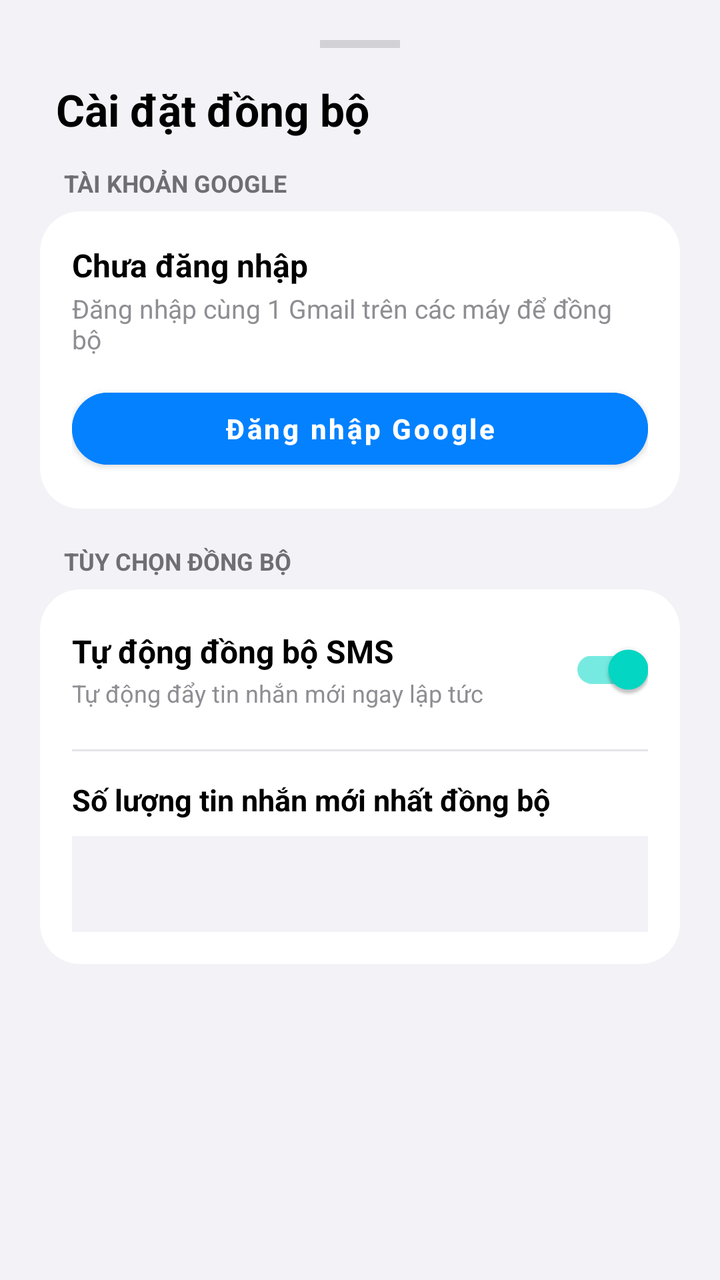
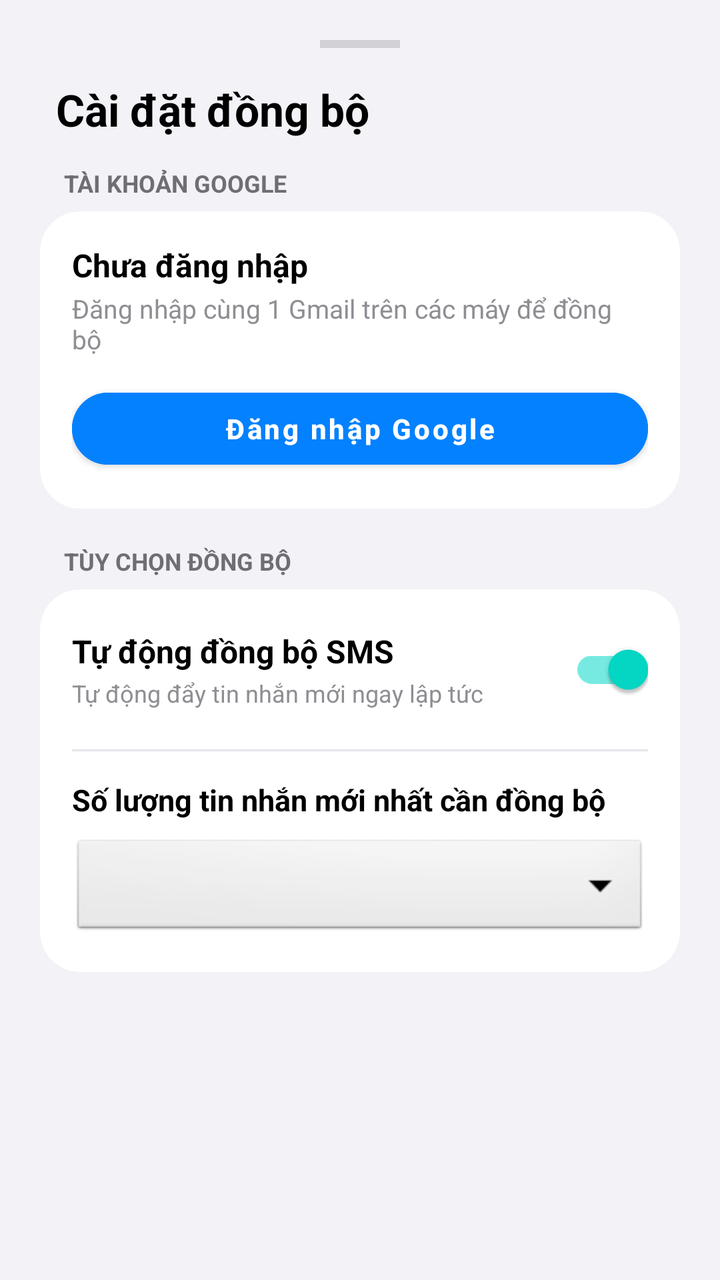

Screens rendered from an Android XML layout before and after an edit, with the pre-edit source and the edit as a unified diff.
<!-- AndroidManifest.xml: application theme Theme.MaterialComponents.Light.NoActionBar -->
<!-- res/layout/dialog_oneui_settings.xml -->
<?xml version="1.0" encoding="utf-8"?>
<LinearLayout xmlns:android="http://schemas.android.com/apk/res/android"
    xmlns:app="http://schemas.android.com/apk/res-auto"
    android:layout_width="match_parent"
    android:layout_height="wrap_content"
    android:background="#F2F2F7"
    android:orientation="vertical"
    android:padding="20dp">

    <View
        android:layout_width="40dp"
        android:layout_height="4dp"
        android:layout_gravity="center_horizontal"
        android:layout_marginBottom="16dp"
        android:background="#D1D1D6" />

    <TextView
        android:layout_width="wrap_content"
        android:layout_height="wrap_content"
        android:layout_marginStart="8dp"
        android:layout_marginBottom="14dp"
        android:text="Cài đặt đồng bộ"
        android:textColor="#000000"
        android:textSize="22sp"
        android:textStyle="bold" />

    
    <TextView
        android:layout_width="wrap_content"
        android:layout_height="wrap_content"
        android:layout_marginStart="12dp"
        android:layout_marginBottom="6dp"
        android:text="TÀI KHOẢN GOOGLE"
        android:textColor="#6E6E73"
        android:textSize="12sp"
        android:textStyle="bold" />

    <com.google.android.material.card.MaterialCardView
        android:layout_width="match_parent"
        android:layout_height="wrap_content"
        android:layout_marginBottom="18dp"
        app:cardBackgroundColor="#FFFFFF"
        app:cardCornerRadius="20dp"
        app:cardElevation="0dp">

        <LinearLayout
            android:layout_width="match_parent"
            android:layout_height="wrap_content"
            android:orientation="vertical"
            android:padding="16dp">

            <TextView
                android:id="@+id/tvSheetAccountEmail"
                android:layout_width="match_parent"
                android:layout_height="wrap_content"
                android:text="Chưa đăng nhập"
                android:textColor="#000000"
                android:textSize="16sp"
                android:textStyle="bold" />

            <TextView
                android:id="@+id/tvSheetAccountUid"
                android:layout_width="match_parent"
                android:layout_height="wrap_content"
                android:layout_marginTop="2dp"
                android:layout_marginBottom="12dp"
                android:text="Đăng nhập cùng 1 Gmail trên các máy để đồng bộ"
                android:textColor="#8E8E93"
                android:textSize="13sp" />

            <com.google.android.material.button.MaterialButton
                android:id="@+id/btnSheetGoogleAuth"
                android:layout_width="match_parent"
                android:layout_height="48dp"
                android:backgroundTint="#0381FE"
                android:text="Đăng nhập Google"
                android:textAllCaps="false"
                android:textColor="#FFFFFF"
                android:textStyle="bold"
                app:cornerRadius="24dp" />
        </LinearLayout>
    </com.google.android.material.card.MaterialCardView>

    
    <TextView
        android:layout_width="wrap_content"
        android:layout_height="wrap_content"
        android:layout_marginStart="12dp"
        android:layout_marginBottom="6dp"
        android:text="TÙY CHỌN ĐỒNG BỘ"
        android:textColor="#6E6E73"
        android:textSize="12sp"
        android:textStyle="bold" />

    <com.google.android.material.card.MaterialCardView
        android:layout_width="match_parent"
        android:layout_height="wrap_content"
        android:layout_marginBottom="16dp"
        app:cardBackgroundColor="#FFFFFF"
        app:cardCornerRadius="20dp"
        app:cardElevation="0dp">

        <LinearLayout
            android:layout_width="match_parent"
            android:layout_height="wrap_content"
            android:orientation="vertical"
            android:padding="16dp">

            <LinearLayout
                android:layout_width="match_parent"
                android:layout_height="wrap_content"
                android:gravity="center_vertical"
                android:orientation="horizontal"
                android:layout_marginBottom="16dp">

                <LinearLayout
                    android:layout_width="0dp"
                    android:layout_height="wrap_content"
                    android:layout_weight="1"
                    android:orientation="vertical"
                    android:paddingEnd="12dp">

                    <TextView
                        android:layout_width="wrap_content"
                        android:layout_height="wrap_content"
                        android:text="Tự động đồng bộ SMS"
                        android:textColor="#000000"
                        android:textSize="16sp"
                        android:textStyle="bold" />

                    <TextView
                        android:layout_width="wrap_content"
                        android:layout_height="wrap_content"
                        android:layout_marginTop="2dp"
                        android:text="Tự động đẩy tin nhắn mới ngay lập tức"
                        android:textColor="#8E8E93"
                        android:textSize="12sp" />
                </LinearLayout>

                <com.google.android.material.switchmaterial.SwitchMaterial
                    android:id="@+id/switchAutoSync"
                    android:layout_width="wrap_content"
                    android:layout_height="wrap_content"
                    android:checked="true" />
            </LinearLayout>

            <View
                android:layout_width="match_parent"
                android:layout_height="1dp"
                android:background="#E5E5EA"
                android:layout_marginBottom="14dp" />

            <TextView
                android:layout_width="wrap_content"
                android:layout_height="wrap_content"
                android:text="Số lượng tin nhắn mới nhất đồng bộ"
                android:textColor="#000000"
                android:textSize="15sp"
                android:textStyle="bold"
                android:layout_marginBottom="8dp" />

            <Spinner
                android:id="@+id/spinnerSmsLimit"
                android:layout_width="match_parent"
                android:layout_height="48dp"
                android:background="#F2F2F7"
                android:paddingStart="8dp"
                android:paddingEnd="8dp" />
        </LinearLayout>
    </com.google.android.material.card.MaterialCardView>
</LinearLayout>
<!-- resources referenced by this layout -->
<resources>

</resources>

<!-- the commit's change to res/layout/dialog_oneui_settings.xml (unified diff, before → after) -->
@@ -153,19 +153,20 @@
             <TextView
                 android:layout_width="wrap_content"
                 android:layout_height="wrap_content"
-                android:text="Số lượng tin nhắn mới nhất đồng bộ"
+                android:text="Số lượng tin nhắn mới nhất cần đồng bộ"
                 android:textColor="#000000"
                 android:textSize="15sp"
                 android:textStyle="bold"
                 android:layout_marginBottom="8dp" />
 
+            
             <Spinner
                 android:id="@+id/spinnerSmsLimit"
                 android:layout_width="match_parent"
-                android:layout_height="48dp"
-                android:background="#F2F2F7"
-                android:paddingStart="8dp"
-                android:paddingEnd="8dp" />
+                android:layout_height="52dp"
+                android:background="@android:drawable/btn_dropdown"
+                android:paddingStart="4dp"
+                android:paddingEnd="4dp" />
         </LinearLayout>
     </com.google.android.material.card.MaterialCardView>
 </LinearLayout>
